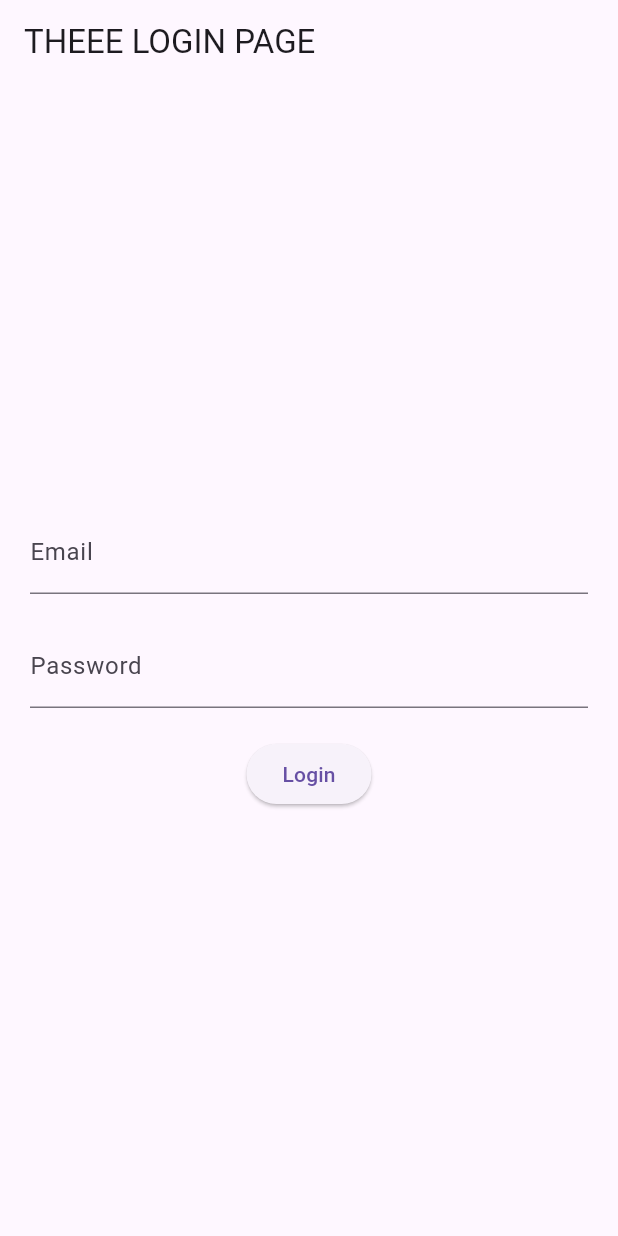
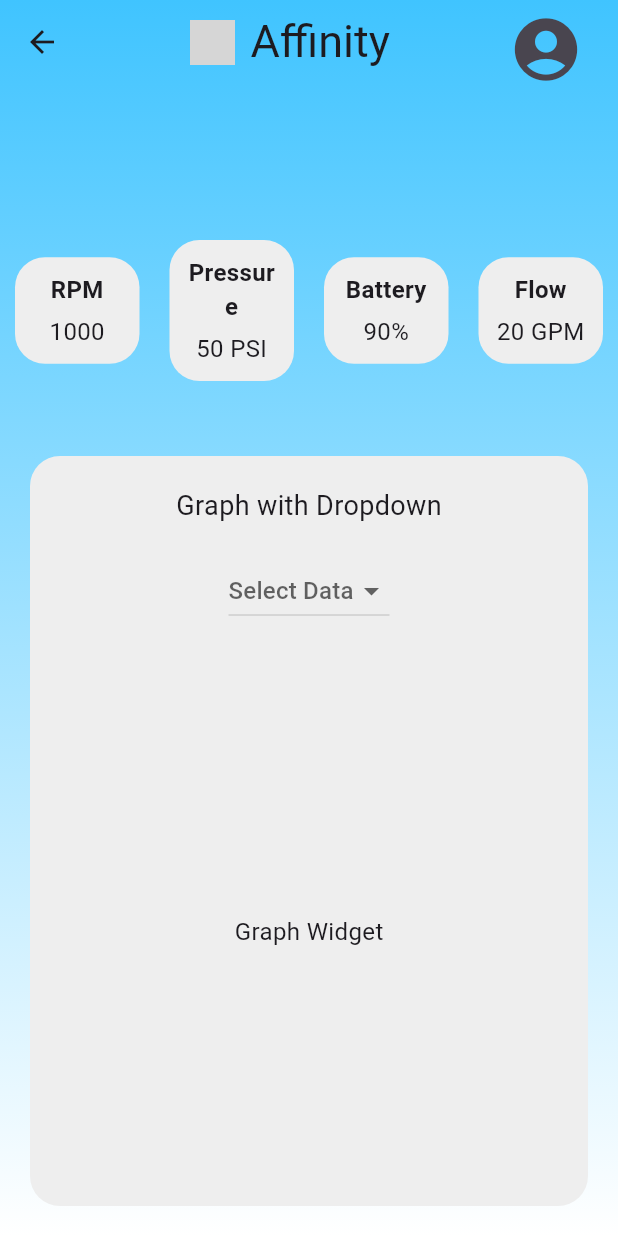
Before and after one commit to Affinity-App/Affinity-App, a Flutter app: the screen it shows after launch, after a tap on "Login", on a phone screen of 412 x 824 dp. Run offline on Flutter 3.47's test engine with Material 3 defaults, Android fonts, the phone set to English and light mode, and no system bars; grey boxes are pictures that could not be loaded.

Commit message:
Login Page Create Account Page Home Page Settings Page

```diff
--- a/CardiacEngineering-App/lib/pages/homePage.dart
+++ b/CardiacEngineering-App/lib/pages/homePage.dart
@@ -0,0 +1,153 @@
+import 'package:flutter/material.dart';
+import 'settingsPage.dart'; // Import the settingsPage.dart
+
+class HomePage extends StatelessWidget {
+  @override
+  Widget build(BuildContext context) {
+    return Scaffold(
+      extendBodyBehindAppBar: true, // Extend the body behind the app bar
+      appBar: AppBar(
+        backgroundColor: Colors.transparent, // Make app bar transparent
+        elevation: 0, // Remove app bar elevation
+        title: Row(
+          mainAxisAlignment: MainAxisAlignment.center,
+          children: [
+            Image.asset(
+              'assets/images/logo.png',
+              height: 30.0,
+            ),
+            SizedBox(width: 10.0), // Add some space between the logo and text
+            Text(
+              'Affinity',
+              style: TextStyle(
+                fontSize: 30.0,
+              ),
+            ),
+          ],
+        ),
+        actions: [
+          Padding(
+            padding: EdgeInsets.only(right: 15.0), // Adjust the left padding as needed
+            child: IconButton(
+              icon: Icon(Icons.account_circle),
+              iconSize: 50.0, // Adjust the size as needed
+              onPressed: () {
+                // Navigate to the settings page
+                Navigator.push(
+                  context,
+                  MaterialPageRoute(builder: (context) => SettingsPage()),
+                );
+              },
+            ),
+          ),
+
+        ],
+      ),
+      body: Container(
+        decoration: BoxDecoration(
+          gradient: LinearGradient(
+            begin: Alignment.topCenter,
+            end: Alignment.bottomCenter,
+            colors: [Colors.lightBlueAccent, Colors.white],
+          ),
+        ),
+        child: Column(
+          crossAxisAlignment: CrossAxisAlignment.center,
+          children: [
+            SizedBox(height: 150.0), // Move down to below the app bar
+            Row(
+              mainAxisAlignment: MainAxisAlignment.spaceEvenly,
+              children: [
+                _buildDataBox(context, label: 'RPM', value: '1000'),
+                _buildDataBox(context, label: 'Pressure', value: '50 PSI'),
+                _buildDataBox(context, label: 'Battery', value: '90%'),
+                _buildDataBox(context, label: 'Flow', value: '20 GPM'),
+              ],
+            ),
+            SizedBox(height: 20.0), // Add some space
+            Expanded(
+              child: Container(
+                decoration: BoxDecoration(
+                  borderRadius: BorderRadius.circular(20.0),
+                  color: Colors.grey[200],
+                ),
+                margin: EdgeInsets.all(20.0),
+                child: Column(
+                  children: [
+                    // Placeholder for graph with dropdown
+                    // Replace this with your actual graph widget
+                    SizedBox(height: 20.0),
+                    Text(
+                      'Graph with Dropdown',
+                      style: TextStyle(fontSize: 18.0),
+                    ),
+                    SizedBox(height: 20.0),
+                    // Dropdown placeholder
+                    DropdownButton<String>(
+                      items: ['Data 1', 'Data 2', 'Data 3']
+                          .map((String value) {
+                        return DropdownMenuItem<String>(
+                          value: value,
+                          child: Text(value),
+                        );
+                      }).toList(),
+                      onChanged: (String? newValue) {
+                        // Handle dropdown value change
+                      },
+                      hint: Text('Select Data'),
+                    ),
+                    SizedBox(height: 20.0),
+                    // Graph placeholder
+                    Expanded(
+                      child: Center(
+                        child: Text(
+                          'Graph Widget',
+                          style: TextStyle(fontSize: 16.0),
+                        ),
+                      ),
+                    ),
+                  ],
+                ),
+              ),
+            ),
+          ],
+        ),
+      ),
+    );
+  }
+
+  Widget _buildDataBox(BuildContext context, {required String label, required String value}) {
+    return Expanded(
+      child: Container(
+        width: MediaQuery.of(context).size.width / 4,
+        decoration: BoxDecoration(
+          borderRadius: BorderRadius.circular(20.0),
+          color: Colors.grey[200],
+        ),
+        margin: EdgeInsets.all(10.0),
+        padding: EdgeInsets.all(10.0),
+        child: Column(
+          crossAxisAlignment: CrossAxisAlignment.center,
+          children: [
+            Text(
+              label,
+              style: TextStyle(
+                fontSize: 16.0,
+                fontWeight: FontWeight.bold,
+              ),
+              textAlign: TextAlign.center,
+            ),
+            SizedBox(height: 5.0),
+            Text(
+              value,
+              style: TextStyle(
+                fontSize: 16.0,
+              ),
+              textAlign: TextAlign.center,
+            ),
+          ],
+        ),
+      ),
+    );
+  }
+}
--- a/CardiacEngineering-App/lib/pages/loginPage.dart
+++ b/CardiacEngineering-App/lib/pages/loginPage.dart
@@ -1,4 +1,7 @@
 import 'package:flutter/material.dart';
+import 'createAccountPage.dart'; // Import the createAccountPage.dart
+import 'homePage.dart'; // Import the homePage.dart
+
 
 class loginPage extends StatefulWidget {
   @override
@@ -12,27 +15,63 @@ class _loginPageState extends State<loginPage> {
   @override
   Widget build(BuildContext context) {
     return Scaffold(
-      appBar: AppBar(
-        title: Text('THEEE LOGIN PAGE'),
+      body: Container(
+        decoration: BoxDecoration(
+          gradient: LinearGradient(
+            begin: Alignment.topCenter,
+            end: Alignment.bottomCenter,
+            colors: [Colors.lightBlueAccent, Colors.white],
           ),
-      body: Padding(
+        ),
+        child: Padding(
           padding: EdgeInsets.all(20.0),
           child: Column(
             mainAxisAlignment: MainAxisAlignment.center,
+            crossAxisAlignment: CrossAxisAlignment.center,
             children: [
-            TextField(
-              controller: _emailController,
-              decoration: InputDecoration(
-                labelText: 'Email',
+              SizedBox(height: 50.0),
+              Image.asset(
+                'assets/images/logo.png',
+                height: 100.0,
+              ),
+              SizedBox(height: 20.0),
+              Text(
+                'Affinity',
+                style: TextStyle(
+                  fontSize: 24.0,
+                  fontWeight: FontWeight.bold,
                 ),
               ),
               SizedBox(height: 20.0),
-            TextField(
+              Container(
+                padding: EdgeInsets.symmetric(horizontal: 20),
+                decoration: BoxDecoration(
+                  borderRadius: BorderRadius.circular(20),
+                  color: Colors.grey[200],
+                ),
+                child: TextField(
+                  controller: _emailController,
+                  decoration: InputDecoration(
+                    hintText: 'Email',
+                    border: InputBorder.none,
+                  ),
+                ),
+              ),
+              SizedBox(height: 20.0),
+              Container(
+                padding: EdgeInsets.symmetric(horizontal: 20),
+                decoration: BoxDecoration(
+                  borderRadius: BorderRadius.circular(20),
+                  color: Colors.grey[200],
+                ),
+                child: TextField(
                   controller: _passwordController,
                   decoration: InputDecoration(
-                labelText: 'Password',
+                    hintText: 'Password',
+                    border: InputBorder.none,
                   ),
                   obscureText: true,
+                ),
               ),
               SizedBox(height: 20.0),
               ElevatedButton(
@@ -40,14 +79,28 @@ class _loginPageState extends State<loginPage> {
                   // Perform login logic here
                   String email = _emailController.text;
                   String password = _passwordController.text;
-                // Here you can perform your login logic, for example, checking credentials
-                // and navigating to another page if login is successful.
-                // For simplicity, let's just print the email and password for now.
+                  // Navigate to homePage.dart
+                  Navigator.push(
+                    context,
+                    MaterialPageRoute(builder: (context) => HomePage()),
+                  );
                   print('Email: $email, Password: $password');
                 },
                 child: Text('Login'),
               ),
+              SizedBox(height: 10.0), // Add some space between buttons
+              ElevatedButton(
+                onPressed: () {
+                  // Navigate to createAccountPage.dart
+                  Navigator.push(
+                    context,
+                    MaterialPageRoute(builder: (context) => CreateAccountPage()),
+                  );
+                },
+                child: Text('Create Account'),
+              ),
             ],
+          ),
         ),
       ),
     );
```
Also changed, not shown: CardiacEngineering-App/lib/pages/createAccountPage.dart (+120 -0 lines), CardiacEngineering-App/lib/pages/settingsPage.dart (+21 -0 lines), CardiacEngineering-App/lib/assets/images/logo.png (added). Lines whose indentation alone changed are shown as unchanged.
